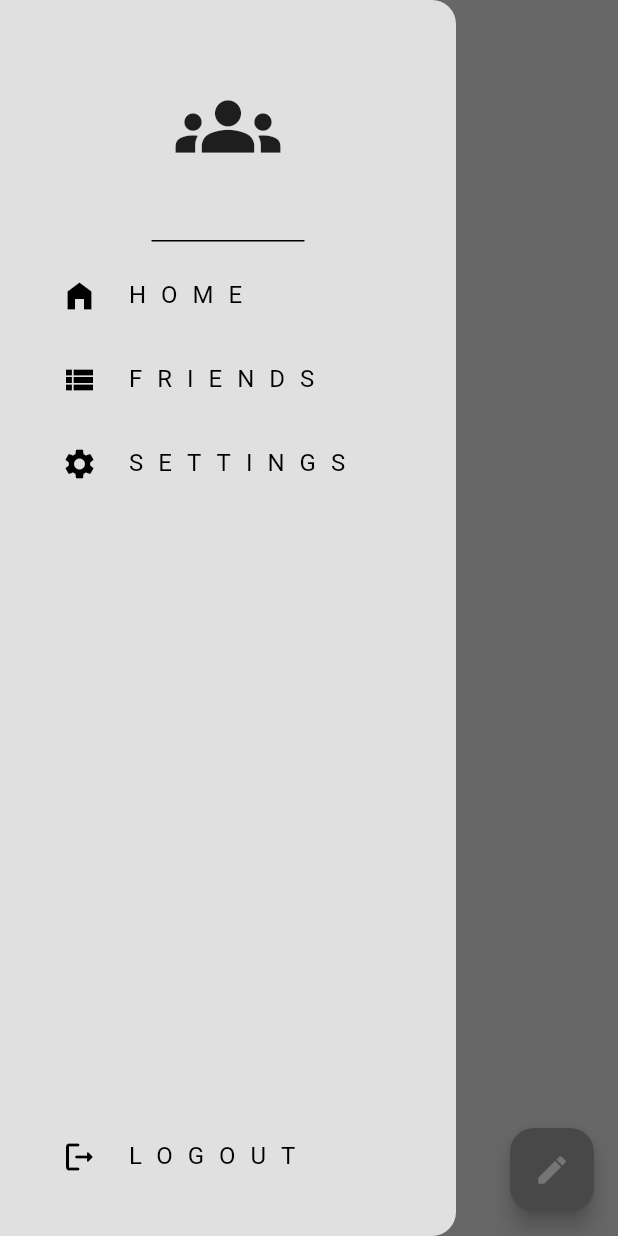
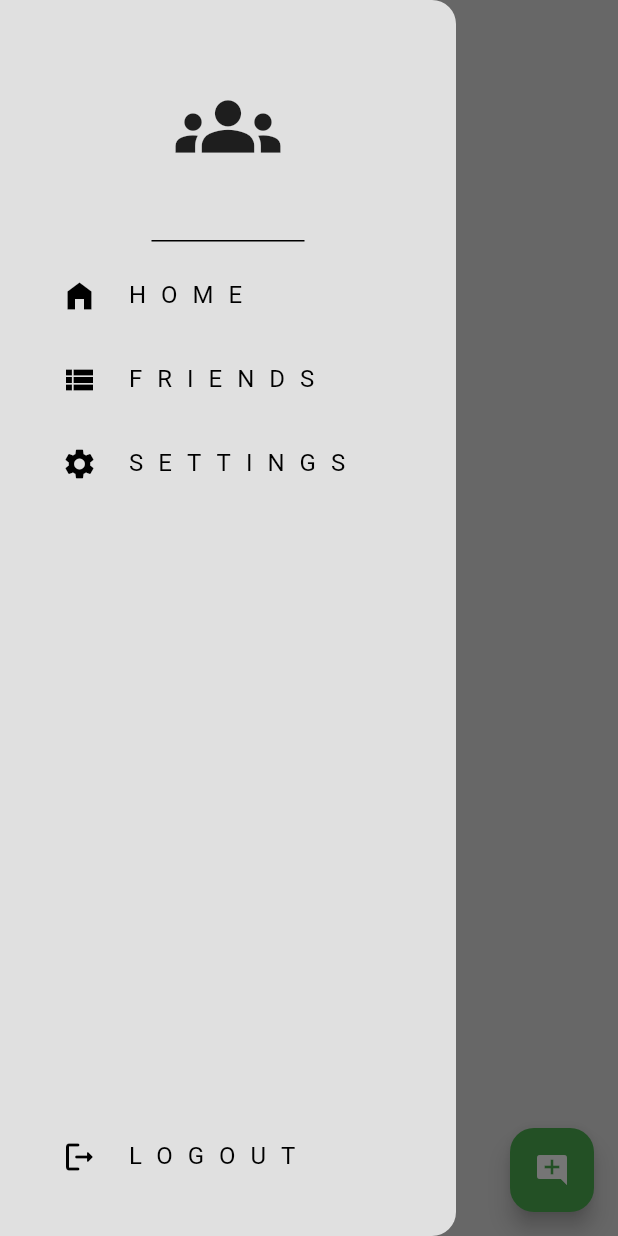
Before and after one commit to Sarethjs/faztapp, a Flutter app: the screen it shows once a user with an empty profile is signed in, with the side drawer open, on a phone screen of 412 x 824 dp. Run offline on Flutter 3.47's test engine with Material 3 defaults, Android fonts, the phone set to English and light mode, and no system bars; our stand-ins replace cloud_firestore, firebase_auth, firebase_core, flutter_local_notifications; accounts and stored records are empty.

Commit message:
M New chat Icon changed

```diff
--- a/lib/pages/home_page.dart
+++ b/lib/pages/home_page.dart
@@ -25,11 +25,15 @@ class HomePage extends StatelessWidget {
       drawer: const MyDrawer(),
       body: _buildUserList(),
       floatingActionButton: FloatingActionButton(
+        backgroundColor: Colors.green,
         onPressed: () {
           Navigator.push(context,
               MaterialPageRoute(builder: (context) => const FriendsPage()));
         },
-        child: const Icon(Icons.edit),
+        child: const Icon(
+          Icons.add_comment,
+          color: Colors.white,
+        ),
       ),
     );
   }
```
